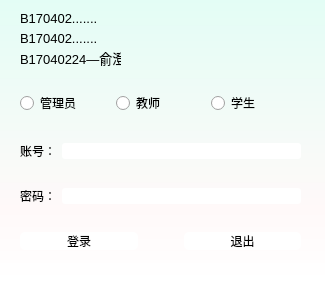
Old version of the form login.ui in the repository yccc233/mana-sys.
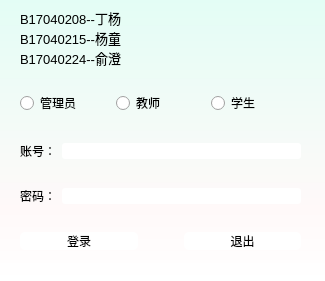
New version of the form.

Patch:
```diff
--- a/login.ui
+++ b/login.ui
@@ -186,7 +186,7 @@
      </font>
     </property>
     <property name="text">
-     <string>B170402.......</string>
+     <string>B17040208--丁杨</string>
     </property>
    </widget>
    <widget class="QLabel" name="label_4">
@@ -204,7 +204,7 @@
      </font>
     </property>
     <property name="text">
-     <string>B170402.......</string>
+     <string>B17040215--杨童</string>
     </property>
    </widget>
    <widget class="QLabel" name="label_5">
@@ -222,16 +222,16 @@
      </font>
     </property>
     <property name="text">
-     <string>B17040224—俞澄</string>
+     <string>B17040224--俞澄</string>
     </property>
    </widget>
    <widget class="QLabel" name="label_pic">
     <property name="geometry">
      <rect>
-      <x>190</x>
+      <x>220</x>
       <y>10</y>
       <width>71</width>
-      <height>41</height>
+      <height>51</height>
      </rect>
     </property>
     <property name="text">
```
